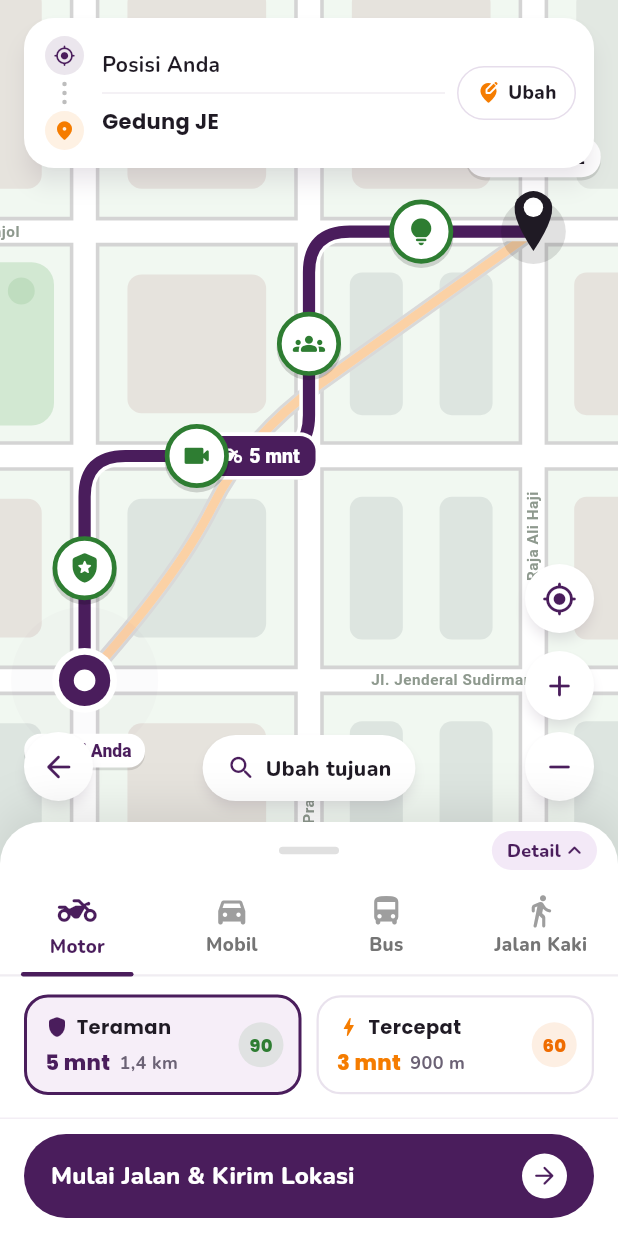
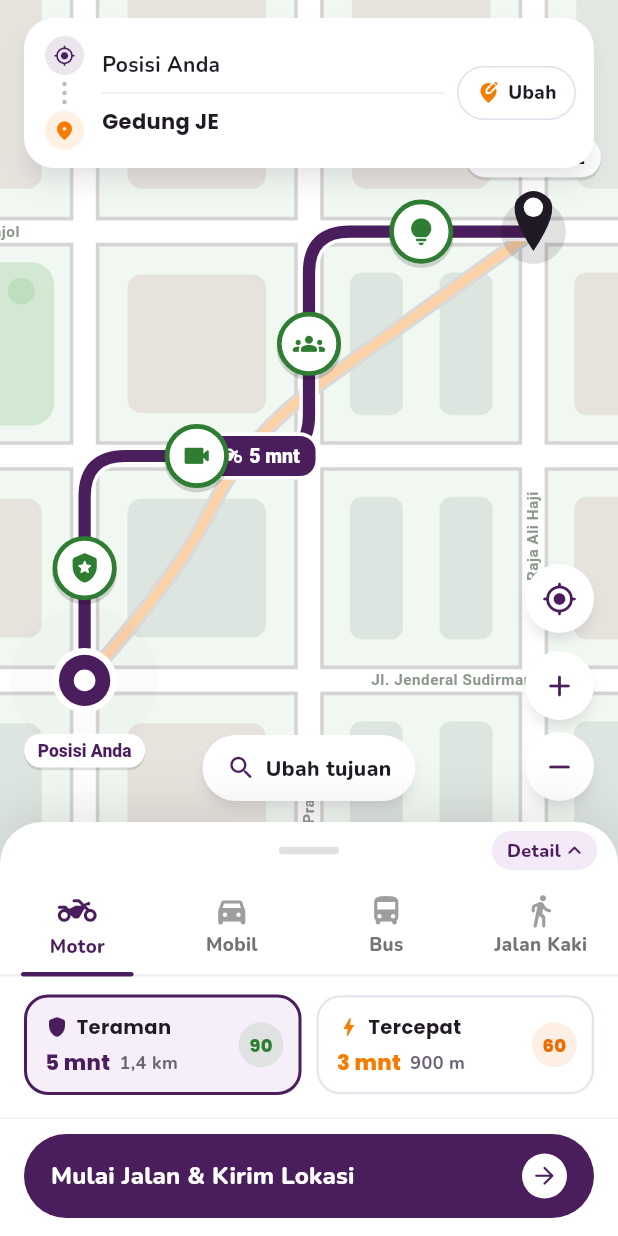
Before and after one commit to LuluKhaira/AmanJalan_Mobiledev, a Flutter app: the ProteksiTab screen opened directly, on a phone screen of 412 x 824 dp. Run offline on Flutter 3.47's test engine with Material 3 defaults, Android fonts, the phone set to English and light mode, and no system bars; our stand-ins replace google_fonts, local_auth, qr_flutter, shared_preferences; missing offline and left inert: mobile_scanner; accounts and stored records are empty.

Commit message:
fix(proteksi): tombol back dihapus

```diff
--- a/lib/features/proteksi/proteksi_tab.dart
+++ b/lib/features/proteksi/proteksi_tab.dart
@@ -133,16 +133,6 @@ class _ProteksiTabState extends State<ProteksiTab>
     }
   }
 
-  void _goBack() {
-    HapticFeedback.selectionClick();
-    final cb = widget.onBackToHome;
-    if (cb != null) {
-      cb();
-    } else {
-      Navigator.of(context).maybePop();
-    }
-  }
-
   // ==========================================
   // BUILD
   // ==========================================
@@ -238,18 +228,6 @@ class _ProteksiTabState extends State<ProteksiTab>
                 ),
               ),
 
-              // 3. TOMBOL KIRI BAWAH PETA: kembali
-              AnimatedPositioned(
-                duration: anim,
-                curve: Curves.easeOutCubic,
-                left: 16,
-                bottom: panelH + 14,
-                child: MapRoundButton(
-                  icon: Icons.arrow_back_rounded,
-                  onTap: _goBack,
-                ),
-              ),
-
               // 4. PILL TENGAH: ubah tujuan
               AnimatedPositioned(
                 duration: anim,
```
